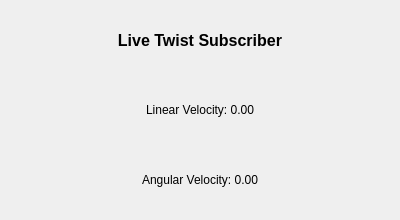
The window that robot_dashboard.ui (yushayusha/jetacker-communication) describes before a commit, drawn with Qt 5.
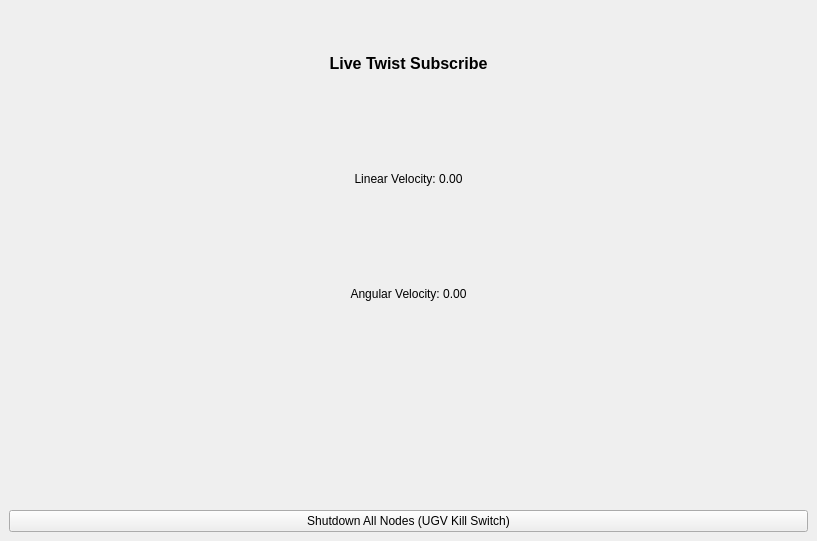
The same window after the commit.

Commit message: Added numpy graph and protoype kill switch.

```diff
--- a/robot_dashboard.ui
+++ b/robot_dashboard.ui
@@ -6,30 +6,37 @@
    <rect>
     <x>0</x>
     <y>0</y>
-    <width>400</width>
-    <height>220</height>
+    <width>817</width>
+    <height>541</height>
    </rect>
   </property>
   <property name="windowTitle">
    <string>Twist Monitor</string>
   </property>
   <widget class="QWidget" name="centralwidget">
+   <property name="layoutDirection">
+    <enum>Qt::LeftToRight</enum>
+   </property>
    <layout class="QVBoxLayout" name="verticalLayout">
 
     <item>
      <widget class="QLabel" name="lbl_title">
-      <property name="text">
-       <string>Live Twist Subscriber</string>
-      </property>
-      <property name="alignment">
-       <set>Qt::AlignCenter</set>
+      <property name="enabled">
+       <bool>true</bool>
       </property>
       <property name="font">
        <font>
         <pointsize>12</pointsize>
+        <weight>75</weight>
         <bold>true</bold>
        </font>
       </property>
+      <property name="text">
+       <string>Live Twist Subscribe</string>
+      </property>
+      <property name="alignment">
+       <set>Qt::AlignCenter</set>
+      </property>
      </widget>
     </item>
 
@@ -54,7 +61,24 @@
       </property>
      </widget>
     </item>
-
+    <item>
+     <widget class="QWidget" name="plot_widget" native="true">
+      <property name="minimumSize">
+       <size>
+        <width>200</width>
+        <height>150</height>
+       </size>
+      </property>
+      <layout class="QVBoxLayout" name="verticalLayout_3"/>
+     </widget>
+    </item>
+    <item>
+     <widget class="QPushButton" name="btn_shutdown">
+      <property name="text">
+       <string>Shutdown All Nodes (UGV Kill Switch)</string>
+      </property>
+     </widget>
+    </item>
    </layout>
   </widget>
  </widget>
```
Left out of the diff: 5 changed lines with no effect on the pictures. The commit also changes 2 other files.
